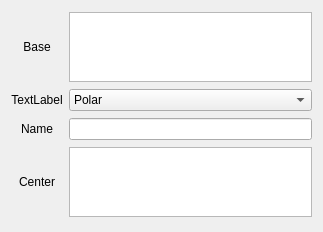
Before: the Qt Designer form LinkArrayTest.ui in Alonso-JAMM/LinkArrayTest, drawn with Qt 5.
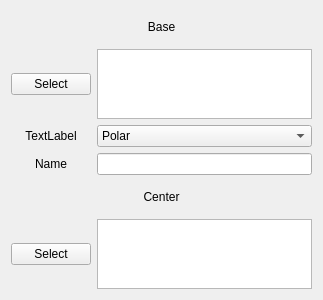
After: the same form once the commit is applied.

Commit message: General ui is done with a somewhat working selection

```diff
--- a/LinkArrayTest.ui
+++ b/LinkArrayTest.ui
@@ -7,7 +7,7 @@
     <x>0</x>
     <y>0</y>
     <width>323</width>
-    <height>232</height>
+    <height>300</height>
    </rect>
   </property>
   <property name="sizePolicy">
@@ -26,7 +26,7 @@
    <string>Form</string>
   </property>
   <layout class="QGridLayout" name="gridLayout">
-   <item row="1" column="0">
+   <item row="3" column="0">
     <widget class="QLabel" name="label_2">
      <property name="text">
       <string>TextLabel</string>
@@ -36,7 +36,7 @@
      </property>
     </widget>
    </item>
-   <item row="1" column="1">
+   <item row="3" column="1">
     <widget class="QComboBox" name="comboBox">
      <item>
       <property name="text">
@@ -56,6 +56,32 @@
     </widget>
    </item>
    <item row="2" column="0">
+    <widget class="QPushButton" name="baseSelect">
+     <property name="text">
+      <string>Select</string>
+     </property>
+     <property name="checkable">
+      <bool>true</bool>
+     </property>
+    </widget>
+   </item>
+   <item row="6" column="1">
+    <widget class="QListWidget" name="listWidget_2">
+     <property name="sizePolicy">
+      <sizepolicy hsizetype="Expanding" vsizetype="Minimum">
+       <horstretch>0</horstretch>
+       <verstretch>0</verstretch>
+      </sizepolicy>
+     </property>
+     <property name="maximumSize">
+      <size>
+       <width>16777215</width>
+       <height>70</height>
+      </size>
+     </property>
+    </widget>
+   </item>
+   <item row="4" column="0">
     <widget class="QLabel" name="label_3">
      <property name="text">
       <string>Name</string>
@@ -65,26 +91,26 @@
      </property>
     </widget>
    </item>
-   <item row="0" column="1">
-    <widget class="QListWidget" name="listWidget">
-     <property name="sizePolicy">
-      <sizepolicy hsizetype="Expanding" vsizetype="Minimum">
-       <horstretch>0</horstretch>
-       <verstretch>0</verstretch>
-      </sizepolicy>
-     </property>
-     <property name="maximumSize">
-      <size>
-       <width>16777215</width>
-       <height>70</height>
-      </size>
-     </property>
-    </widget>
-   </item>
    <item row="2" column="1">
+    <widget class="QListWidget" name="listWidget">
+     <property name="sizePolicy">
+      <sizepolicy hsizetype="Expanding" vsizetype="Minimum">
+       <horstretch>0</horstretch>
+       <verstretch>0</verstretch>
+      </sizepolicy>
+     </property>
+     <property name="maximumSize">
+      <size>
+       <width>16777215</width>
+       <height>70</height>
+      </size>
+     </property>
+    </widget>
+   </item>
+   <item row="4" column="1">
     <widget class="QLineEdit" name="lineEdit"/>
    </item>
-   <item row="0" column="0">
+   <item row="1" column="0" colspan="2">
     <widget class="QLabel" name="label">
      <property name="text">
       <string>Base</string>
@@ -94,7 +120,7 @@
      </property>
     </widget>
    </item>
-   <item row="3" column="0">
+   <item row="5" column="0" colspan="2">
     <widget class="QLabel" name="label_4">
      <property name="text">
       <string>Center</string>
@@ -104,19 +130,10 @@
      </property>
     </widget>
    </item>
-   <item row="3" column="1">
-    <widget class="QListWidget" name="listWidget_2">
-     <property name="sizePolicy">
-      <sizepolicy hsizetype="Expanding" vsizetype="Minimum">
-       <horstretch>0</horstretch>
-       <verstretch>0</verstretch>
-      </sizepolicy>
-     </property>
-     <property name="maximumSize">
-      <size>
-       <width>16777215</width>
-       <height>70</height>
-      </size>
+   <item row="6" column="0">
+    <widget class="QPushButton" name="centerSelect">
+     <property name="text">
+      <string>Select</string>
      </property>
     </widget>
    </item>
```
The commit also changes 1 other file.
